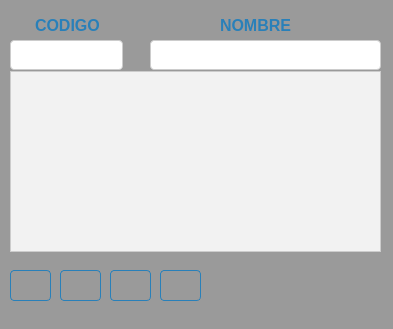
Above: Inventario de almacen/ui/FrmProveedores.ui from CodeDrTech/DevelopPython before the change. Below: the same form after it.
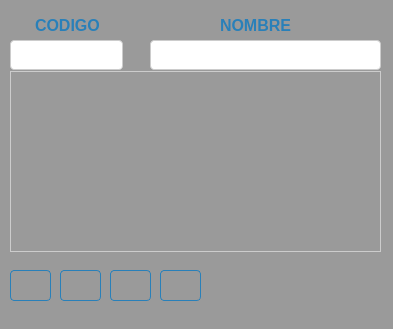
That is the form after the change. Icons and pictures are not drawn.

What changed in the file:
```diff
--- a/Inventario de almacen/ui/FrmProveedores.ui
+++ b/Inventario de almacen/ui/FrmProveedores.ui
@@ -258,7 +258,7 @@
     </property>
     <property name="styleSheet">
      <string notr="true">QTableView {
-    background-color: #f2f2f2;
+    background-color: #9a9a9a;
     border: 1px solid #cccccc;
     selection-background-color: #3498db;
     selection-color: #ffffff;
```
Left out of the diff: 4 changed lines with no effect on the pictures.
